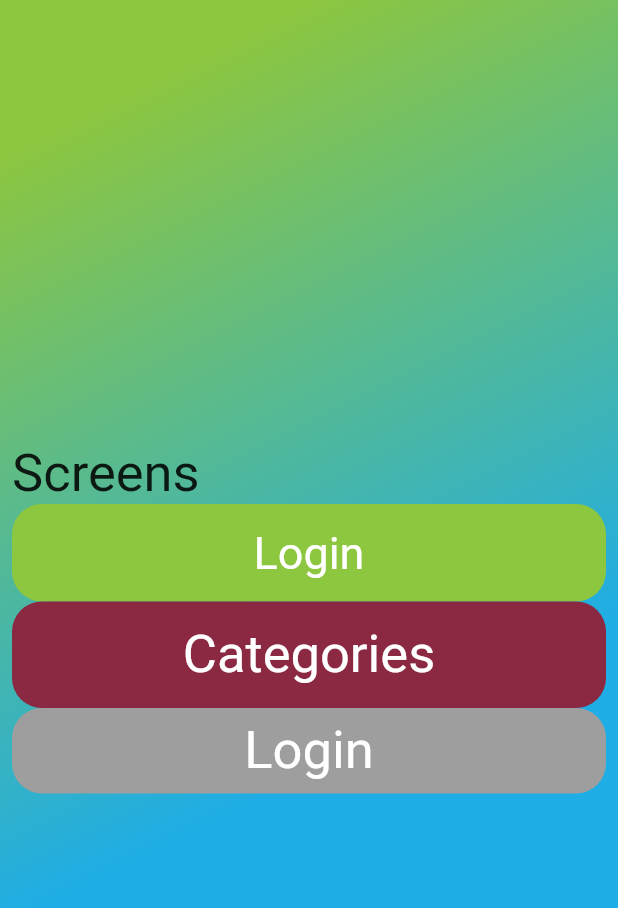
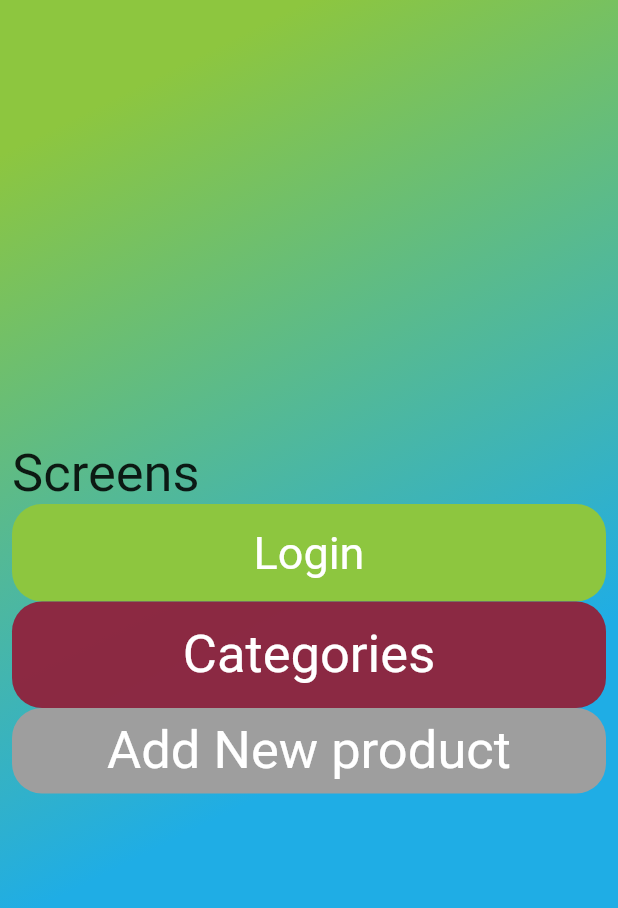
Before and after one commit to zielu92/MITmobileAPP, a Flutter app: the Category screen opened directly with empty values, after a tap on the "arrow back" icon, on a phone screen of 412 x 824 dp. Shown: the top 908 px of the screen. Run offline on Flutter 3.47's test engine with Material 2 defaults, Android fonts, the phone set to English and light mode, and no system bars; our stand-ins replace shared_preferences; accounts and stored records are empty; network calls fail.

Commit message:
ADD product page

```diff
--- a/lib/Screen/Category.dart
+++ b/lib/Screen/Category.dart
@@ -1,6 +1,7 @@
 import 'dart:convert';
 import 'package:flutter/material.dart';
 import 'package:mitapp/Controller/api.dart';
+import 'package:mitapp/Screen/product.dart';
 
 class Category extends StatefulWidget {
   final int id;
@@ -15,14 +16,13 @@ class _CategoryState extends State<Category> {
   final String name;
   _CategoryState(this.id, this.name);
 
-  Future<List<Product>> _getProducts() async {
+  Future<List<ProductList>> _getProducts() async {
     var data = await CallApi().getDataWithoutToken('category/' + id.toString());
     var jsonData = json.decode(data.body);
-    List<Product> products = [];
+    List<ProductList> products = [];
 
     for (var n in jsonData) {
-      print(jsonData);
-      Product singleProduct = Product(n["id"], n["title"], n["photo"][0]["path"], n["price"].toString());
+      ProductList singleProduct = ProductList(n["id"], n["title"], n["photo"][0]["path"], n["price"].toString());
       products.add(singleProduct);
     }
 
@@ -59,11 +59,11 @@ class _CategoryState extends State<Category> {
                         title: Text("Price: " + snapshot.data[index].price),
                         subtitle: Text(snapshot.data[index].name),
                         onTap: () {
-                          //    Navigator.push(
-                          //    context,
-                          //    new MaterialPageRoute(
-                          //    builder: (conext) =>
-                          //    Details(snapshot.data[index])));
+                              Navigator.push(
+                              context,
+                              new MaterialPageRoute(
+                              builder: (conext) =>
+                              Product(snapshot.data[index].id, snapshot.data[index].name, name)));
                         },
                       );
                     });
@@ -78,14 +78,14 @@ class _CategoryState extends State<Category> {
   }
 }
 
-class Product {
+class ProductList {
   final int id;
   final String name;
   final String photo;
   final String price;
 
   var URL = "http://zielu922.vot.pl";
-  Product(this.id, this.name, this.photo, this.price);
+  ProductList(this.id, this.name, this.photo, this.price);
 
   String fullPath() {
     return URL + photo;
--- a/lib/main.dart
+++ b/lib/main.dart
@@ -100,7 +100,7 @@ class _MyAppState extends State<MyApp> {
                           left: 10,
                           right: 10),
                       child: Text(
-                        'Login',
+                        'Add New product',
                         textDirection: TextDirection.ltr,
                         style: TextStyle(
                           color: Colors.white,
```
Also changed, not shown: lib/Screen/product.dart (added, +96 -0 lines).
